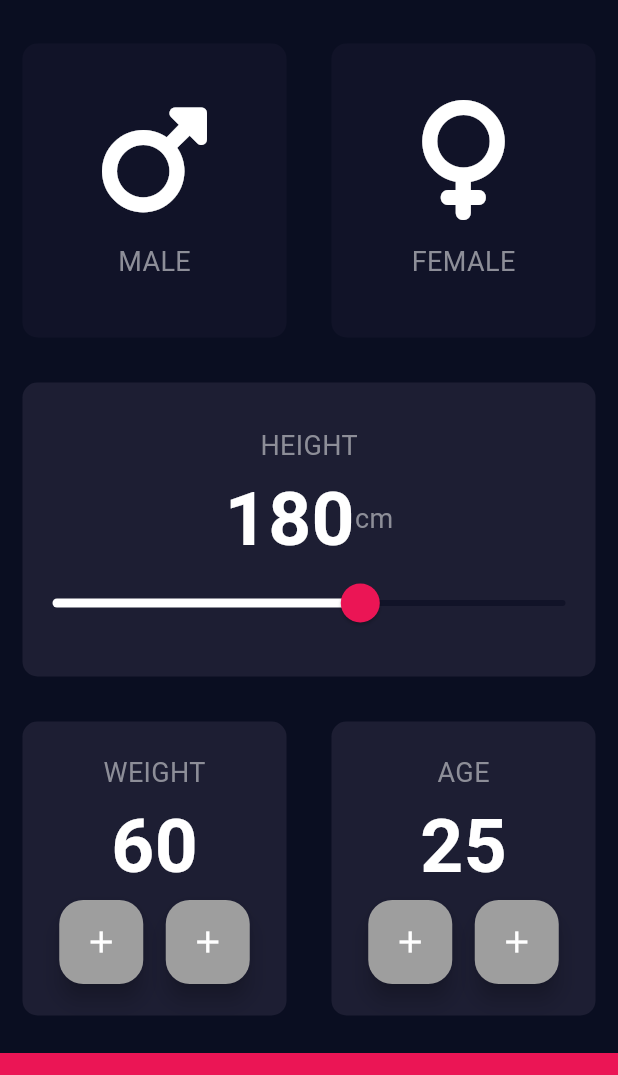
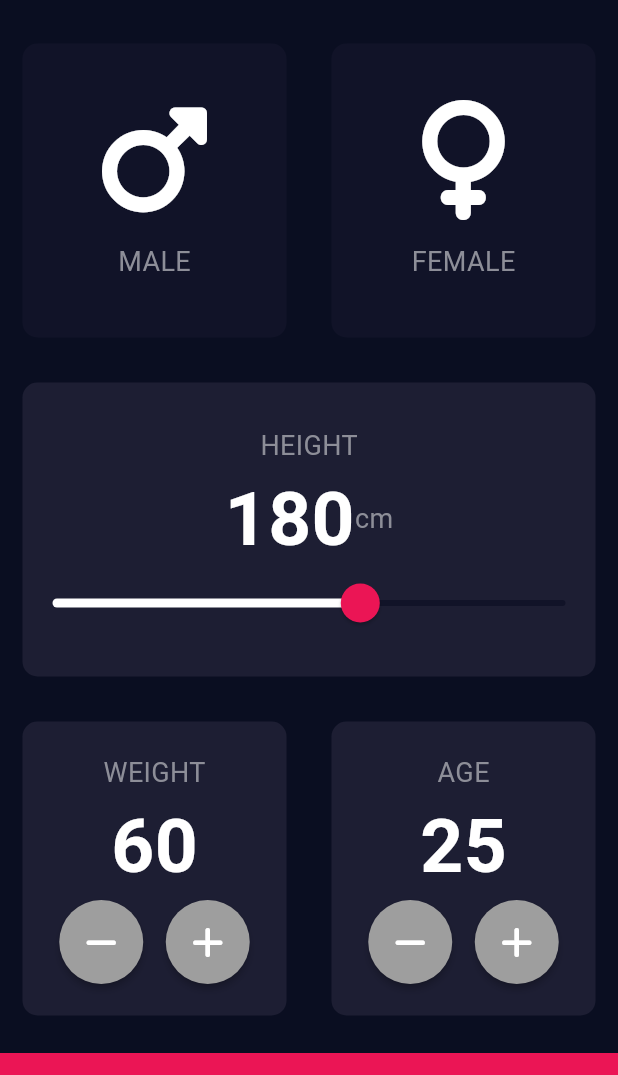
Before and after one commit to roystondz/BMI_APP, a Flutter app: the screen it shows after launch, on a phone screen of 412 x 824 dp, the part 63-1138 px from its top. Run offline on Flutter 3.47's test engine with Material 3 defaults, Android fonts, the phone set to English and light mode, and no system bars; our stand-ins replace font_awesome_flutter.

Commit message:
Reuse button comp

```diff
--- a/lib/input_page.dart
+++ b/lib/input_page.dart
@@ -172,33 +172,39 @@ class _BMIBodyState extends State<BMIBody> {
                             Row(
                               mainAxisAlignment: MainAxisAlignment.center,
                               children: <Widget>[
-                                FloatingActionButton(
+                                // FloatingActionButton(
+                                //   onPressed: () {
+                                //     setState(() {
+                                //       weight--;
+                                //     });
+                                //   },
+                                //   shape: CircleBorder(),
+                                //   backgroundColor: Colors.grey,
+                                //   child: Icon(
+                                //     Icons.add,
+                                //     color: Colors.white,
+                                //   ),
+                                // ),
+                                RoundButton(
+                                  icon: FontAwesomeIcons.minus,
                                   onPressed: () {
                                     setState(() {
                                       weight--;
                                     });
                                   },
-                                  backgroundColor: Colors.grey,
-                                  child: Icon(
-                                    Icons.add,
-                                    color: Colors.white,
-                                  ),
                                 ),
                                 SizedBox(
                                   width: 15.0,
                                 ),
-                                FloatingActionButton(
+                                //
+                                RoundButton(
+                                  icon: FontAwesomeIcons.add,
                                   onPressed: () {
                                     setState(() {
                                       weight++;
                                     });
                                   },
-                                  backgroundColor: Colors.grey,
-                                  child: Icon(
-                                    Icons.add,
-                                    color: Colors.white,
-                                  ),
-                                )
+                                ),
                               ],
                             )
                           ],
@@ -225,32 +231,51 @@ class _BMIBodyState extends State<BMIBody> {
                               Row(
                                 mainAxisAlignment: MainAxisAlignment.center,
                                 children: <Widget>[
-                                  FloatingActionButton(
+                                  // FloatingActionButton(
+                                  //   onPressed: () {
+                                  //     setState(() {
+                                  //       age--;
+                                  //     });
+                                  //   },
+                                  //   shape: CircleBorder(),
+                                  //   backgroundColor: Colors.grey,
+                                  //   child: Icon(
+                                  //     Icons.add,
+                                  //     color: Colors.white,
+                                  //   ),
+                                  // ),
+                                  RoundButton(
+                                    icon: FontAwesomeIcons.minus,
                                     onPressed: () {
                                       setState(() {
                                         age--;
                                       });
                                     },
-                                    backgroundColor: Colors.grey,
-                                    child: Icon(
-                                      Icons.add,
-                                      color: Colors.white,
-                                    ),
                                   ),
                                   SizedBox(
                                     width: 15.0,
                                   ),
-                                  FloatingActionButton(
+                                  // FloatingActionButton(
+                                  //   onPressed: () {
+                                  //     setState(() {
+                                  //       age++;
+                                  //     });
+                                  //   },
+                                  //   shape: CircleBorder(),
+                                  //   backgroundColor: Colors.grey,
+                                  //   child: Icon(
+                                  //     FontAwesomeIcons.plus,
+                                  //     color: Colors.white,
+                                  //   ),
+                                  // ),
+
+                                  RoundButton(
+                                    icon: FontAwesomeIcons.add,
                                     onPressed: () {
                                       setState(() {
                                         age++;
                                       });
                                     },
-                                    backgroundColor: Colors.grey,
-                                    child: Icon(
-                                      Icons.add,
-                                      color: Colors.white,
-                                    ),
                                   )
                                 ],
                               )
@@ -269,3 +294,20 @@ class _BMIBodyState extends State<BMIBody> {
         ));
   }
 }
+
+class RoundButton extends StatelessWidget {
+  RoundButton({required this.icon, required this.onPressed});
+  final VoidCallback onPressed;
+  final IconData icon;
+
+  @override
+  Widget build(BuildContext context) {
+    return RawMaterialButton(
+      onPressed: onPressed,
+      child: Icon(icon),
+      constraints: BoxConstraints(minHeight: 56.0, minWidth: 56.0),
+      shape: CircleBorder(),
+      fillColor: Colors.grey,
+    );
+  }
+}
```
